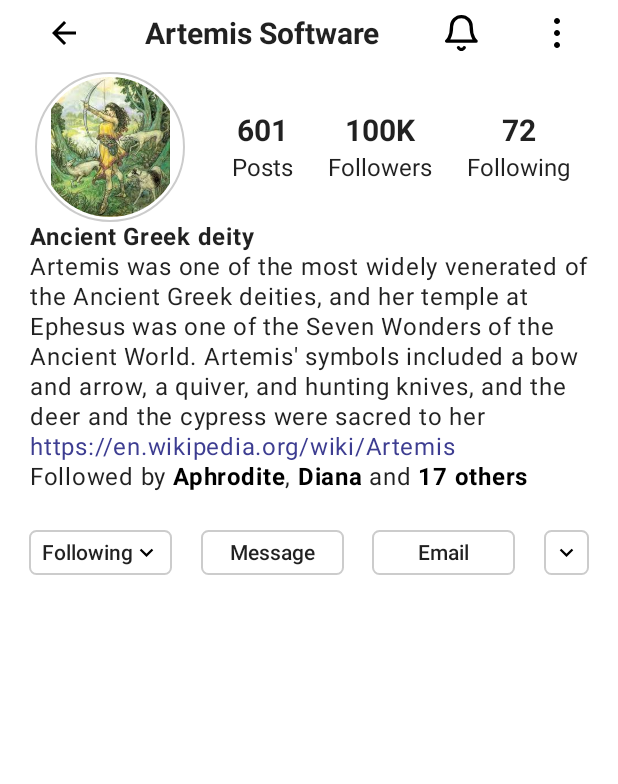
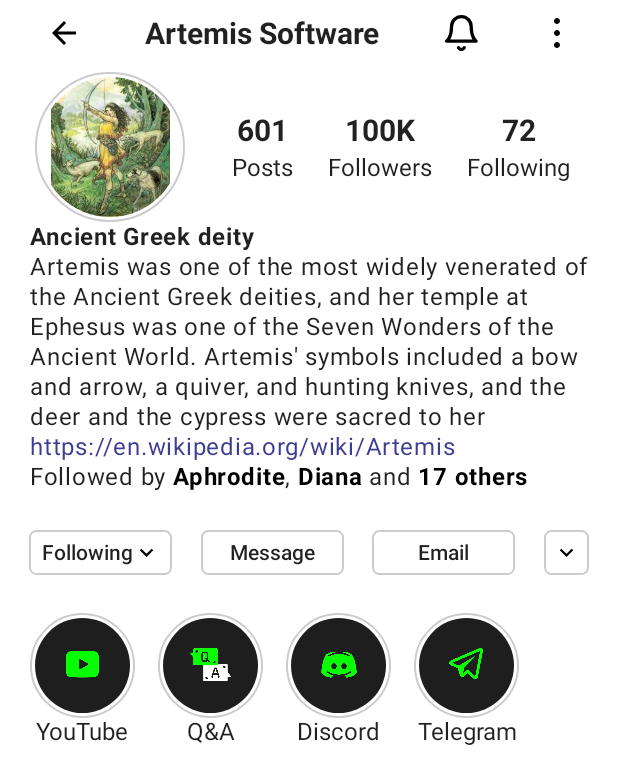
Before and after one commit to ArtemisSoftware/JetPack-Compose-Tutorial-4, an Android app built with Jetpack Compose: the screen it shows after launch (MainActivity), on a phone screen of 412 x 824 dp. Shown: the top 784 px of the screen. Run offline under Robolectric (Android 15) with nearby library versions, the phone set to English and light mode, and no system bars; Roboto replaces fonts that are not available here.

Commit message:
InstagramProfile - HighlightSection

```diff
--- a/app/src/main/java/com/artemissoftware/jetpackcomposetutorial4/ui/instagramprofile/InstagramProfileScreen.kt
+++ b/app/src/main/java/com/artemissoftware/jetpackcomposetutorial4/ui/instagramprofile/InstagramProfileScreen.kt
@@ -7,9 +7,10 @@ import androidx.compose.ui.Modifier
 import androidx.compose.ui.tooling.preview.Preview
 import androidx.compose.ui.unit.dp
 import com.artemissoftware.jetpackcomposetutorial4.ui.instagramprofile.composables.ButtonSection
+import com.artemissoftware.jetpackcomposetutorial4.ui.instagramprofile.composables.HighlightSection
 import com.artemissoftware.jetpackcomposetutorial4.ui.instagramprofile.composables.ProfileSection
 import com.artemissoftware.jetpackcomposetutorial4.ui.instagramprofile.composables.TopBar
-import com.artemissoftware.jetpackcomposetutorial4.ui.jetmeditation.MeditationScreen
+import com.artemissoftware.jetpackcomposetutorial4.ui.instagramprofile.models.ImageWithText
 
 @Composable
 fun InstagramProfileScreen(){
@@ -23,12 +24,18 @@ fun InstagramProfileScreen(){
         )
 
         Spacer(modifier = Modifier.height(4.dp))
-
         ProfileSection()
 
         Spacer(modifier = Modifier.height(25.dp))
+        ButtonSection(modifier = Modifier.fillMaxWidth())
 
-        ButtonSection(modifier = Modifier.fillMaxWidth())
+        Spacer(modifier = Modifier.height(25.dp))
+        HighlightSection(
+            highlights = ImageWithText.getMock(),
+            modifier = Modifier
+                .fillMaxWidth()
+                .padding(horizontal = 20.dp)
+        )
 
     }
 
--- /dev/null
+++ b/app/src/main/java/com/artemissoftware/jetpackcomposetutorial4/ui/instagramprofile/composables/HighlightSection.kt
@@ -0,0 +1,75 @@
+package com.artemissoftware.jetpackcomposetutorial4.ui.instagramprofile.composables
+
+import androidx.compose.foundation.ExperimentalFoundationApi
+import androidx.compose.foundation.Image
+import androidx.compose.foundation.border
+import androidx.compose.foundation.layout.*
+import androidx.compose.foundation.lazy.GridCells
+import androidx.compose.foundation.lazy.LazyRow
+import androidx.compose.foundation.lazy.LazyVerticalGrid
+import androidx.compose.foundation.shape.CircleShape
+import androidx.compose.foundation.shape.RoundedCornerShape
+import androidx.compose.material.Icon
+import androidx.compose.material.Tab
+import androidx.compose.material.TabRow
+import androidx.compose.material.Text
+import androidx.compose.material.icons.Icons
+import androidx.compose.material.icons.filled.ArrowBack
+import androidx.compose.material.icons.filled.KeyboardArrowDown
+import androidx.compose.runtime.Composable
+import androidx.compose.runtime.mutableStateOf
+import androidx.compose.runtime.remember
+import androidx.compose.runtime.setValue
+import androidx.compose.runtime.getValue
+import androidx.compose.ui.Alignment
+import androidx.compose.ui.Modifier
+import androidx.compose.ui.draw.clip
+import androidx.compose.ui.draw.scale
+import androidx.compose.ui.graphics.Color
+import androidx.compose.ui.graphics.painter.Painter
+import androidx.compose.ui.graphics.vector.ImageVector
+import androidx.compose.ui.layout.ContentScale
+import androidx.compose.ui.res.painterResource
+import androidx.compose.ui.text.SpanStyle
+import androidx.compose.ui.text.buildAnnotatedString
+import androidx.compose.ui.text.font.FontWeight
+import androidx.compose.ui.text.style.TextAlign
+import androidx.compose.ui.text.style.TextOverflow
+import androidx.compose.ui.tooling.preview.Preview
+import androidx.compose.ui.unit.dp
+import androidx.compose.ui.unit.sp
+import com.artemissoftware.jetpackcomposetutorial4.R
+import com.artemissoftware.jetpackcomposetutorial4.ui.instagramprofile.models.ImageWithText
+
+@Composable
+fun HighlightSection(
+    modifier: Modifier = Modifier,
+    highlights: List<ImageWithText>
+) {
+    LazyRow(modifier = modifier) {
+        items(highlights.size) {
+            Column(
+                horizontalAlignment = Alignment.CenterHorizontally,
+                verticalArrangement = Arrangement.Center,
+                modifier = Modifier
+                    .padding(end = 15.dp)
+            ) {
+                RoundImage(
+                    image = painterResource(id = highlights[it].image),
+                    modifier = Modifier.size(70.dp)
+                )
+                Text(
+                    text = highlights[it].text,
+                    overflow = TextOverflow.Ellipsis,
+                    textAlign = TextAlign.Center
+                )
+            }
+        }
+    }
+}
+
+@Preview(showBackground = true)
+@Composable
+private fun DefaultPreview() {
+    HighlightSection(highlights = ImageWithText.getMock())
+}
--- /dev/null
+++ b/app/src/main/java/com/artemissoftware/jetpackcomposetutorial4/ui/instagramprofile/models/ImageWithText.kt
@@ -0,0 +1,40 @@
+package com.artemissoftware.jetpackcomposetutorial4.ui.instagramprofile.models
+
+import androidx.compose.ui.graphics.painter.Painter
+import androidx.compose.ui.res.painterResource
+import com.artemissoftware.jetpackcomposetutorial4.R
+
+data class ImageWithText(
+    val image: Int,
+    val text: String
+){
+
+    companion object{
+
+        fun getMock(): List<ImageWithText>{
+
+            return listOf(
+                ImageWithText(
+                    image = R.drawable.youtube,
+                    text = "YouTube"
+                ),
+                ImageWithText(
+                    image = R.drawable.qa,
+                    text = "Q&A"
+                ),
+                ImageWithText(
+                    image = R.drawable.discord,
+                    text = "Discord"
+                ),
+                ImageWithText(
+                    image = R.drawable.telegram,
+                    text = "Telegram"
+                ),
+            )
+
+        }
+
+    }
+
+
+}
```
Also changed, not shown: app/src/main/res/drawable-v24/discord.jpg (added), app/src/main/res/drawable-v24/qa.jpg (added), app/src/main/res/drawable-v24/telegram.jpg (added), app/src/main/res/drawable-v24/youtube.jpg (added).
